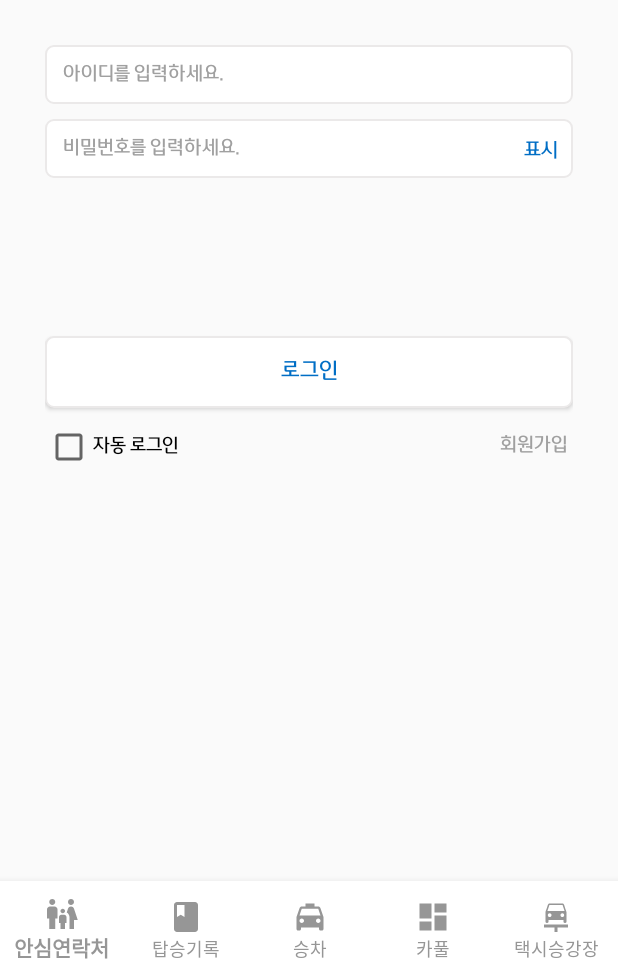
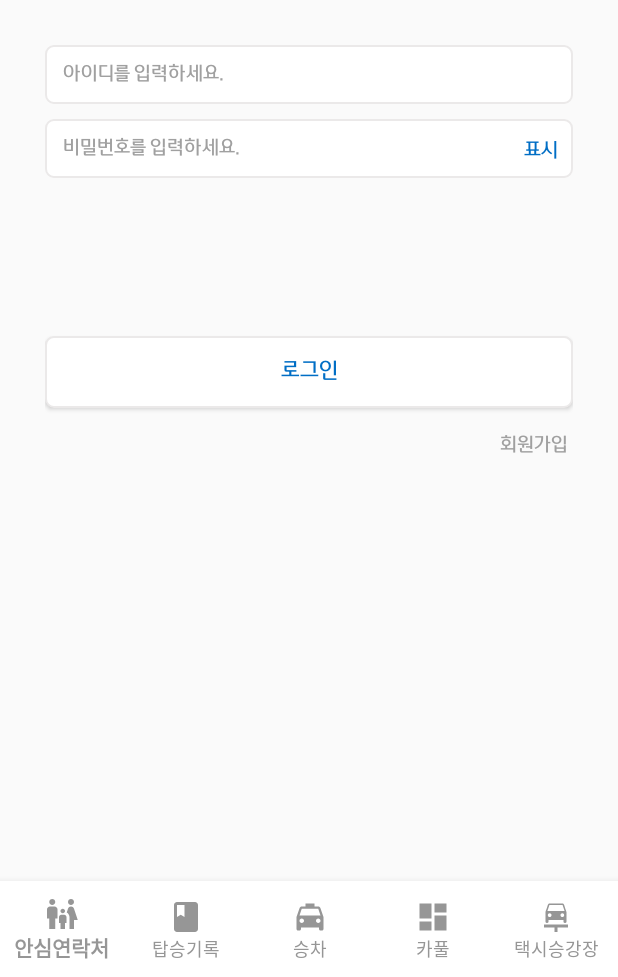
Before and after one commit to jeonghyeon4782/taxi-revolution, an Android app: the screen it shows after launch (MainActivity), after a tap on an icon or button, on a phone screen of 412 x 824 dp, the part 259-1236 px from its top. Run offline under Robolectric (Android 15) with nearby library versions, the light colour scheme and no system bars; libraries missing offline, so code that uses them is left out: com.googlecode.tesseract, org.opencv.android, org.opencv.core, org.opencv.imgproc; 2 statements that could not run were skipped.

Commit message:
2023-08-16

```diff
--- a/app/src/main/java/com/jeonghyeon/taxiproject/fragment/MemberInfoFragment.java
+++ b/app/src/main/java/com/jeonghyeon/taxiproject/fragment/MemberInfoFragment.java
@@ -364,7 +364,7 @@ public class MemberInfoFragment extends Fragment {
         } else {
             // Retrofit 객체 생성
             Retrofit retrofit = new Retrofit.Builder()
-                    .baseUrl("http://58.121.164.22:8000/") // 스프링부트 API의 기본 URL을 설정
+                    .baseUrl("http://121.200.87.205:8000/") // 스프링부트 API의 기본 URL을 설정
                     .addConverterFactory(GsonConverterFactory.create())
                     .build();
 
--- a/app/src/main/res/layout/fragment_login.xml
+++ b/app/src/main/res/layout/fragment_login.xml
@@ -102,15 +102,15 @@
                 android:background="@drawable/room"
                 />
             <!--            체크박스추가-->
-            <CheckBox
-                android:id="@+id/cb_autoLogin"
-                android:layout_width="wrap_content"
-                android:layout_height="wrap_content"
-                android:layout_below="@+id/btn_login"
-                android:text="자동 로그인"
-                android:fontFamily="@font/welcome"
-                android:layout_marginTop="10dp"
-                android:textSize="13dp" />
+<!--            <CheckBox-->
+<!--                android:id="@+id/cb_autoLogin"-->
+<!--                android:layout_width="wrap_content"-->
+<!--                android:layout_height="wrap_content"-->
+<!--                android:layout_below="@+id/btn_login"-->
+<!--                android:text="자동 로그인"-->
+<!--                android:fontFamily="@font/welcome"-->
+<!--                android:layout_marginTop="10dp"-->
+<!--                android:textSize="13dp" />-->
 
 
             <!--            회원가입 버튼-->
```
Also changed, not shown: app/src/main/res/layout/fragment_detail_post.xml (+15 -15 lines), 257 other files.
